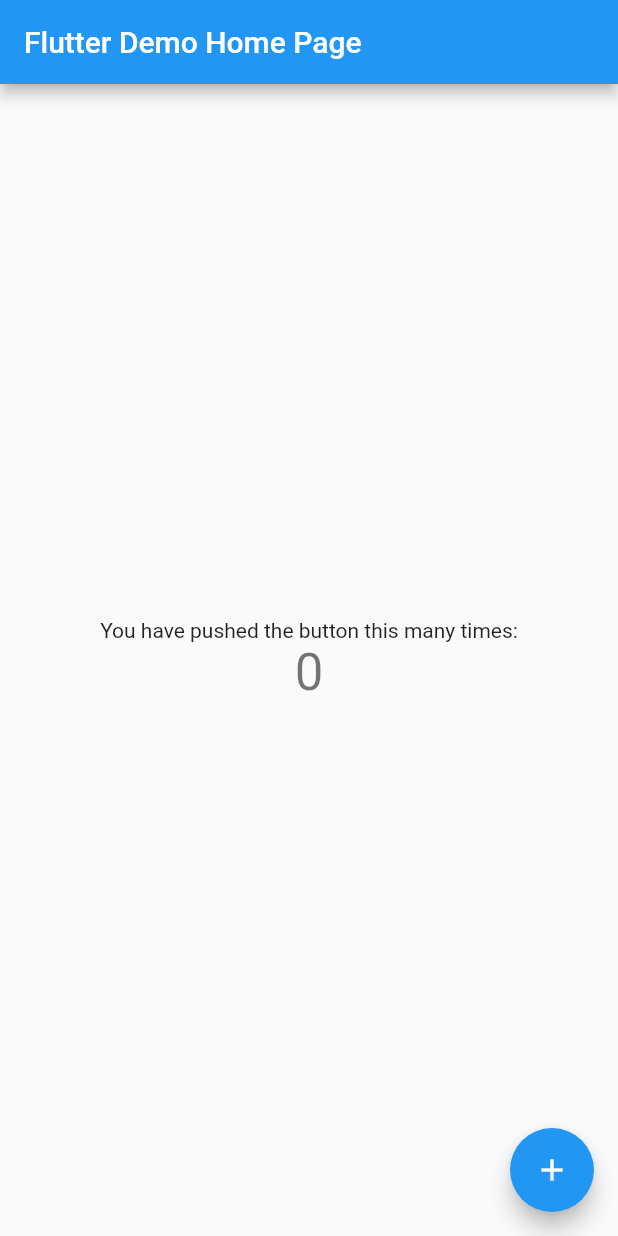
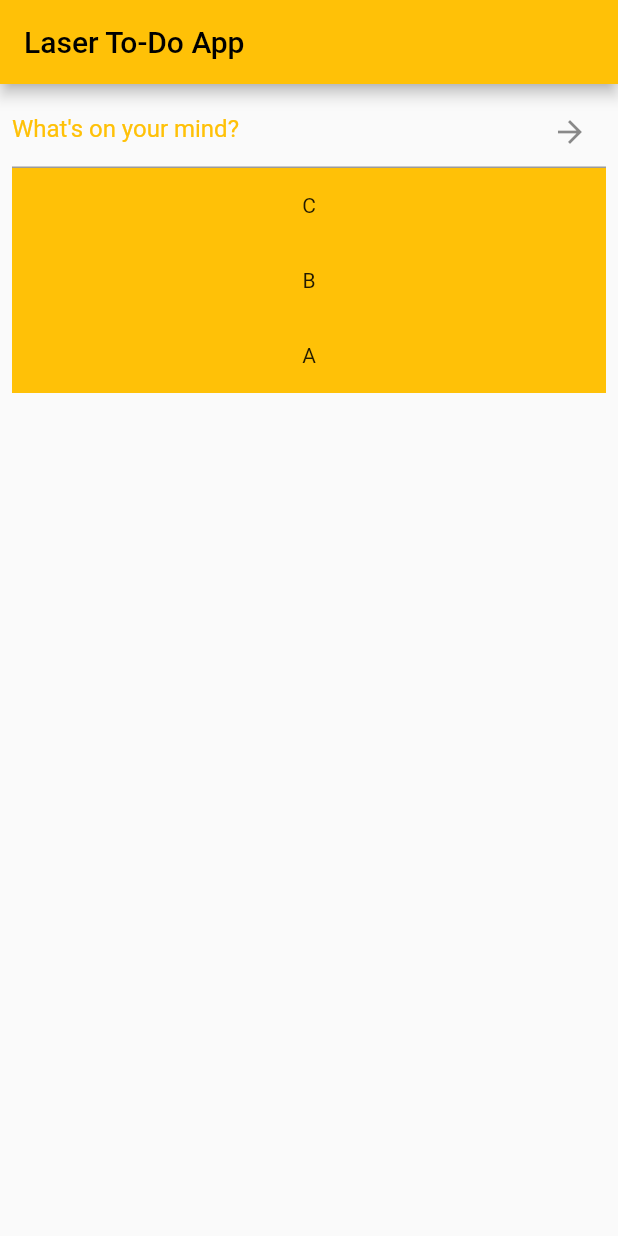
Before and after one commit to speciial/noodlz, a Flutter app: the screen it shows after launch, on a phone screen of 412 x 824 dp. Run offline on Flutter 3.47's test engine with Material 2 defaults, Android fonts, the phone set to English and light mode, and no system bars.

Commit message:
added input field and list view

```diff
--- /dev/null
+++ b/lib/home_page.dart
@@ -0,0 +1,62 @@
+import 'package:flutter/material.dart';
+
+class HomePage extends StatefulWidget {
+  const HomePage({super.key, required this.title});
+
+  final String title;
+
+  @override
+  State<HomePage> createState() => _HomePageState();
+}
+
+class _HomePageState extends State<HomePage> {
+  List<String> entries = <String>['A', 'B', 'C'];
+  List<int> colorCodes = <int>[600, 500, 100];
+  final TextEditingController textCtrl = TextEditingController();
+
+  @override
+  Widget build(BuildContext context) {
+    return Scaffold(
+      appBar: AppBar(
+        title: Text(widget.title),
+      ),
+      body: Center(
+        child: Padding(
+          padding: const EdgeInsets.all(8.0),
+          child: Column(
+            children: [
+              TextFormField(
+                controller: textCtrl,
+                decoration: const InputDecoration(
+                  border: UnderlineInputBorder(),
+                  suffixIcon: Icon(Icons.arrow_forward),
+                  hintText: 'What\'s on your mind?',
+                  hintStyle: TextStyle(color: Colors.amber),
+                ),
+                onFieldSubmitted: (value) {
+                  if (value.isNotEmpty) {
+                    entries.add(value);
+                    textCtrl.clear();
+                    setState(() {});
+                  }
+                },
+              ),
+              Expanded(
+                child: ListView.builder(
+                    itemCount: entries.length,
+                    itemBuilder: (BuildContext context, int index) {
+                      return Container(
+                        height: 50,
+                        color: Colors.amber,
+                        child: Center(
+                            child: Text(entries[entries.length - 1 - index])),
+                      );
+                    }),
+              )
+            ],
+          ),
+        ),
+      ),
+    );
+  }
+}
--- a/lib/main.dart
+++ b/lib/main.dart
@@ -1,4 +1,5 @@
 import 'package:flutter/material.dart';
+import 'package:noodlz/home_page.dart';
 
 void main() {
   runApp(const MyApp());
@@ -22,94 +23,9 @@
         // or simply save your changes to "hot reload" in a Flutter IDE).
         // Notice that the counter didn't reset back to zero; the application
         // is not restarted.
-        primarySwatch: Colors.blue,
+        primarySwatch: Colors.amber,
       ),
-      home: const MyHomePage(title: 'Flutter Demo Home Page'),
+      home: const HomePage(title: 'Laser To-Do App'),
     );
   }
 }
-
-class MyHomePage extends StatefulWidget {
-  const MyHomePage({super.key, required this.title});
-
-  // This widget is the home page of your application. It is stateful, meaning
-  // that it has a State object (defined below) that contains fields that affect
-  // how it looks.
-
-  // This class is the configuration for the state. It holds the values (in this
-  // case the title) provided by the parent (in this case the App widget) and
-  // used by the build method of the State. Fields in a Widget subclass are
-  // always marked "final".
-
-  final String title;
-
-  @override
-  State<MyHomePage> createState() => _MyHomePageState();
-}
-
-class _MyHomePageState extends State<MyHomePage> {
-  int _counter = 0;
-
-  void _incrementCounter() {
-    setState(() {
-      // This call to setState tells the Flutter framework that something has
-      // changed in this State, which causes it to rerun the build method below
-      // so that the display can reflect the updated values. If we changed
-      // _counter without calling setState(), then the build method would not be
-      // called again, and so nothing would appear to happen.
-      _counter++;
-    });
-  }
-
-  @override
-  Widget build(BuildContext context) {
-    // This method is rerun every time setState is called, for instance as done
-    // by the _incrementCounter method above.
-    //
-    // The Flutter framework has been optimized to make rerunning build methods
-    // fast, so that you can just rebuild anything that needs updating rather
-    // than having to individually change instances of widgets.
-    return Scaffold(
-      appBar: AppBar(
-        // Here we take the value from the MyHomePage object that was created by
-        // the App.build method, and use it to set our appbar title.
-        title: Text(widget.title),
-      ),
-      body: Center(
-        // Center is a layout widget. It takes a single child and positions it
-        // in the middle of the parent.
-        child: Column(
-          // Column is also a layout widget. It takes a list of children and
-          // arranges them vertically. By default, it sizes itself to fit its
-          // children horizontally, and tries to be as tall as its parent.
-          //
-          // Invoke "debug painting" (press "p" in the console, choose the
-          // "Toggle Debug Paint" action from the Flutter Inspector in Android
-          // Studio, or the "Toggle Debug Paint" command in Visual Studio Code)
-          // to see the wireframe for each widget.
-          //
-          // Column has various properties to control how it sizes itself and
-          // how it positions its children. Here we use mainAxisAlignment to
-          // center the children vertically; the main axis here is the vertical
-          // axis because Columns are vertical (the cross axis would be
-          // horizontal).
-          mainAxisAlignment: MainAxisAlignment.center,
-          children: <Widget>[
-            const Text(
-              'You have pushed the button this many times:',
-            ),
-            Text(
-              '$_counter',
-              style: Theme.of(context).textTheme.headline4,
-            ),
-          ],
-        ),
-      ),
-      floatingActionButton: FloatingActionButton(
-        onPressed: _incrementCounter,
-        tooltip: 'Increment',
-        child: const Icon(Icons.add),
-      ), // This trailing comma makes auto-formatting nicer for build methods.
-    );
-  }
-}
```
